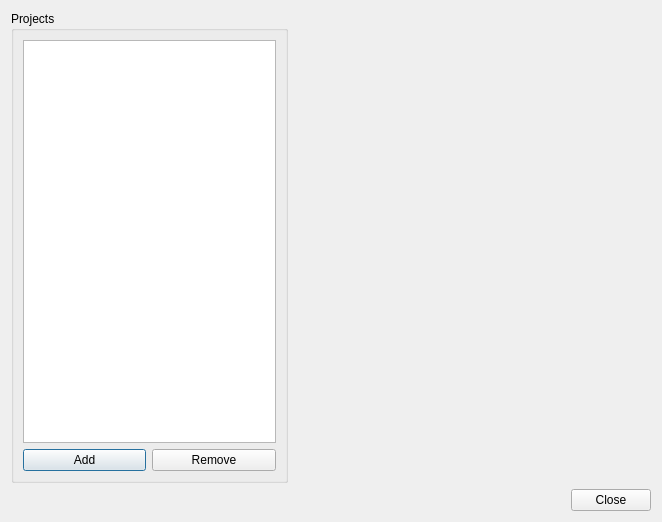
First picture: the form in maindialog.ui, repository qt-testing/database, before the edit.
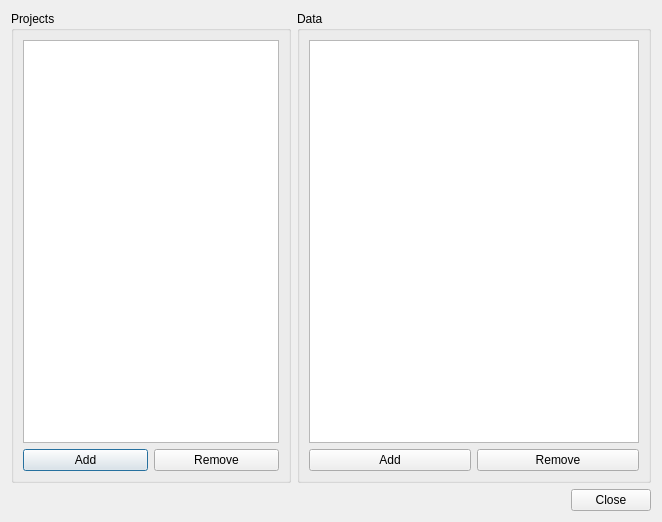
Second picture: the form after the edit.

Commit message: Data table. Default data record adding. Data records view.

```diff
--- a/maindialog.ui
+++ b/maindialog.ui
@@ -13,7 +13,7 @@
   <property name="windowTitle">
    <string>Database</string>
   </property>
-  <layout class="QGridLayout" name="gridLayout_2">
+  <layout class="QGridLayout" name="gridLayout_3" columnstretch="0,1">
    <item row="0" column="0">
     <widget class="QGroupBox" name="groupBox">
      <property name="title">
@@ -45,17 +45,34 @@
     </widget>
    </item>
    <item row="0" column="1">
-    <spacer name="horizontalSpacer">
-     <property name="orientation">
-      <enum>Qt::Horizontal</enum>
+    <widget class="QGroupBox" name="groupBox_2">
+     <property name="title">
+      <string>Data</string>
      </property>
-     <property name="sizeHint" stdset="0">
-      <size>
-       <width>359</width>
-       <height>20</height>
-      </size>
-     </property>
-    </spacer>
+     <layout class="QGridLayout" name="gridLayout_2">
+      <item row="1" column="0">
+       <widget class="QPushButton" name="pushButtonAddData">
+        <property name="text">
+         <string>Add</string>
+        </property>
+       </widget>
+      </item>
+      <item row="1" column="1">
+       <widget class="QPushButton" name="pushButtonRemoveData">
+        <property name="text">
+         <string>Remove</string>
+        </property>
+       </widget>
+      </item>
+      <item row="0" column="0" colspan="2">
+       <widget class="QTableWidget" name="tableWidget">
+        <property name="editTriggers">
+         <set>QAbstractItemView::NoEditTriggers</set>
+        </property>
+       </widget>
+      </item>
+     </layout>
+    </widget>
    </item>
    <item row="1" column="0" colspan="2">
     <layout class="QHBoxLayout" name="horizontalLayout">
```
The commit also changes 4 other files.
